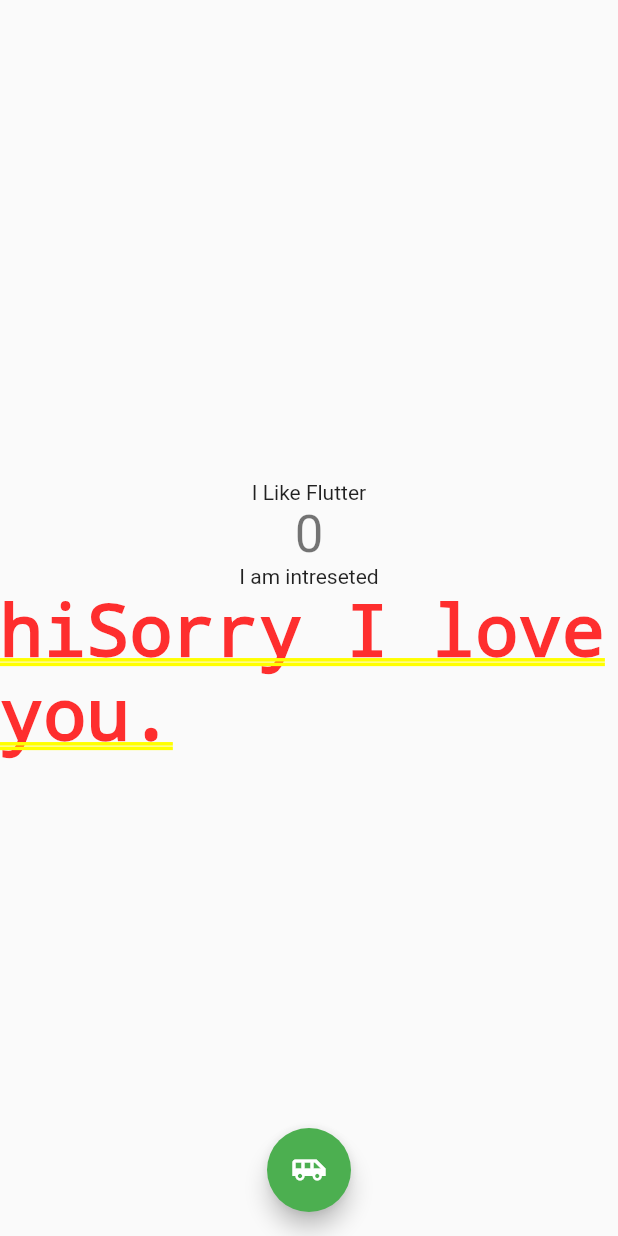
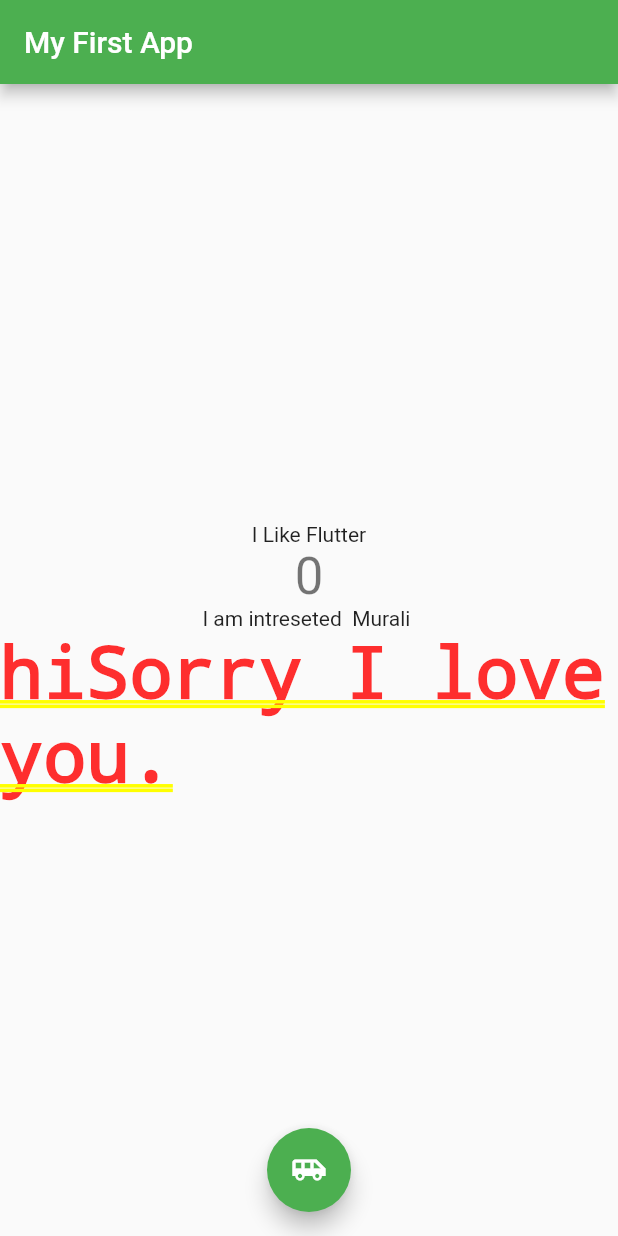
Before and after one commit to muraliabhiram/app-flutter, a Flutter app: the screen it shows after launch, on a phone screen of 412 x 824 dp. Run offline on Flutter 3.47's test engine with Material 2 defaults, Android fonts, the phone set to English and light mode, and no system bars.

Commit message:
added app bar

```diff
--- a/helloFlutter/lib/main.dart
+++ b/helloFlutter/lib/main.dart
@@ -74,11 +74,11 @@ class _MyHomePageState extends State<MyHomePage> {
     // fast, so that you can just rebuild anything that needs updating rather
     // than having to individually change instances of widgets.
     return Scaffold(
-      // appBar: AppBar(
-      //   // Here we take the value from the MyHomePage object that was created by
-      //   // the App.build method, and use it to set our appbar title.
-      //   title: Text(widget.title),
-      // ),
+      appBar: AppBar(
+        // Here we take the value from the MyHomePage object that was created by
+        // the App.build method, and use it to set our appbar title.
+        title: Text(widget.title),
+      ),
       body: Center(
         // Center is a layout widget. It takes a single child and positions it
         // in the middle of the parent.
@@ -106,7 +106,7 @@ class _MyHomePageState extends State<MyHomePage> {
               '$_counter',
               style: Theme.of(context).textTheme.headline4,
             ),
-            Text('I am intreseted'),
+            Text('I am intreseted  Murali '),
             RichText(
               text:TextSpan(
                 style: DefaultTextStyle.of(context).style,
```
Also changed, not shown: 2 other files.
